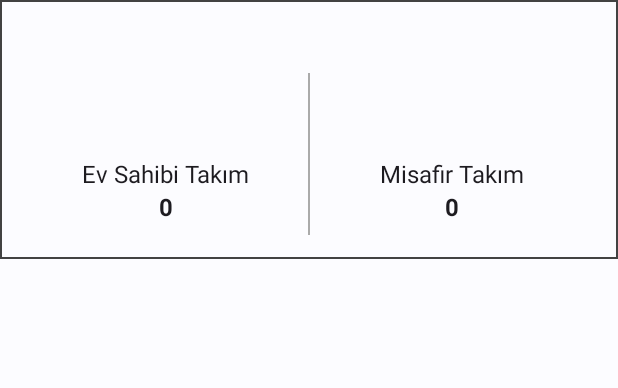
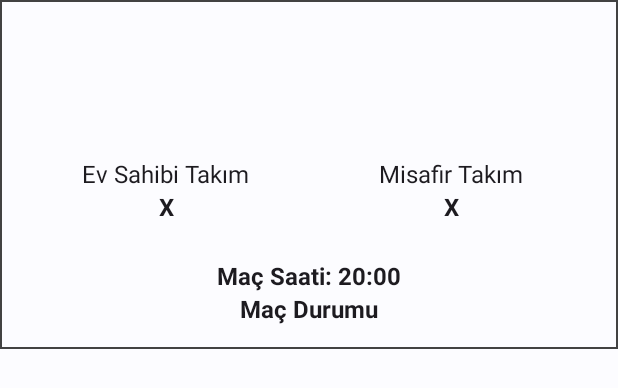
Before and after one commit to fatihkrkci/NinetyPlus, an Android app: the layout rv_matcheslistlayout.xml on its own in the app's theme, with its tools: preview values and no code run, on a phone screen of 412 x 824 dp. Shown: the top 388 px of the screen. Run offline under Robolectric (Android 15) with nearby library versions, the phone set to English and light mode, and no system bars; network calls fail.

Commit message:
called last 2 days matches

```diff
--- a/app/src/main/java/com/fatihkurekci/ninetyplus/client/ApiInterface.java
+++ b/app/src/main/java/com/fatihkurekci/ninetyplus/client/ApiInterface.java
@@ -4,9 +4,10 @@ import com.fatihkurekci.ninetyplus.data.response.MatchesListApiResponse;
 
 import retrofit2.Call;
 import retrofit2.http.GET;
+import retrofit2.http.Query;
 
 public interface ApiInterface {
 
     @GET("v4/matches")
-    Call<MatchesListApiResponse> getMatchList();
+    Call<MatchesListApiResponse> getMatchList(@Query("dateFrom") String dateFrom, @Query("dateTo") String dateTo);
 }
--- /dev/null
+++ b/app/src/main/java/com/fatihkurekci/ninetyplus/data/adapter/RVLeagueListAdapter.java
@@ -0,0 +1,4 @@
+package com.fatihkurekci.ninetyplus.data.adapter;
+
+public class RVLeagueListAdapter {
+}
--- a/app/src/main/java/com/fatihkurekci/ninetyplus/ui/fragment/HomeFragment.java
+++ b/app/src/main/java/com/fatihkurekci/ninetyplus/ui/fragment/HomeFragment.java
@@ -55,7 +55,7 @@ public class HomeFragment extends Fragment {
 
 
     public void populateServices() {
-        ApiClient.getClient().create(ApiInterface.class).getMatchList().enqueue(new Callback<MatchesListApiResponse>() {
+        ApiClient.getClient().create(ApiInterface.class).getMatchList("2024-05-18","2024-05-19").enqueue(new Callback<MatchesListApiResponse>() {
             @Override
             public void onResponse(Call<MatchesListApiResponse> call, Response<MatchesListApiResponse> response) {
                 if (response.isSuccessful()) {
--- a/app/src/main/res/layout/rv_matcheslistlayout.xml
+++ b/app/src/main/res/layout/rv_matcheslistlayout.xml
@@ -53,7 +53,7 @@
                 android:text="@string/home_team_title"
                 android:layout_gravity="center"/>
 
-            <!-- Gol sayısı -->
+            <!-- Ev sahibi takımın skoru -->
             <TextView
                 android:id="@+id/homeTeamScoreTextView"
                 android:layout_width="wrap_content"
@@ -61,16 +61,10 @@
                 android:textSize="16sp"
                 android:textStyle="bold"
                 style="@style/Base.Theme.NinetyPlus"
-                android:text="@string/default_score"
+                android:text="X"
                 android:layout_gravity="center"/>
+
         </LinearLayout>
-
-        <!-- Orta çizgi -->
-        <View
-            android:layout_width="1dp"
-            android:layout_height="match_parent"
-            style="@style/Base.Theme.NinetyPlus"
-            android:background="@android:color/darker_gray"/>
 
         <!-- Deplasman takım -->
         <LinearLayout
@@ -100,7 +94,7 @@
                 android:text="@string/away_team_title"
                 android:layout_gravity="center"/>
 
-            <!-- Gol sayısı -->
+            <!-- Deplasman takımın skoru -->
             <TextView
                 android:id="@+id/awayTeamScoreTextView"
                 android:layout_width="wrap_content"
@@ -108,8 +102,43 @@
                 android:textSize="16sp"
                 android:textStyle="bold"
                 style="@style/Base.Theme.NinetyPlus"
-                android:text="@string/default_score"
+                android:text="X"
                 android:layout_gravity="center"/>
+
+
         </LinearLayout>
     </LinearLayout>
+
+    <!-- Maç Bilgileri -->
+    <LinearLayout
+        android:layout_width="match_parent"
+        android:layout_height="wrap_content"
+        android:orientation="vertical"
+        style="@style/Base.Theme.NinetyPlus"
+        android:layout_marginTop="16dp">
+
+        <!-- Maç Saati -->
+        <TextView
+            android:id="@+id/matchTimeTextView"
+            android:layout_width="wrap_content"
+            android:layout_height="wrap_content"
+            android:textSize="16sp"
+            android:textStyle="bold"
+            style="@style/Base.Theme.NinetyPlus"
+            android:text="Maç Saati: 20:00"
+            android:layout_gravity="center"/>
+
+        <!-- Maç Durumu -->
+        <TextView
+            android:id="@+id/matchStatusTextView"
+            android:layout_width="wrap_content"
+            android:layout_height="wrap_content"
+            android:textSize="16sp"
+            android:textStyle="bold"
+            style="@style/Base.Theme.NinetyPlus"
+            android:text="Maç Durumu"
+            android:layout_gravity="center"/>
+
 </LinearLayout>
+
+</LinearLayout>
```
Also changed, not shown: app/src/main/java/com/fatihkurekci/ninetyplus/data/adapter/RVMatchListAdapter.java (+40 -2 lines), app/src/main/res/drawable/circle_gray.xml (added, +8 -0 lines), app/src/main/res/drawable/circle_green.xml (added, +8 -0 lines), app/src/main/res/drawable/circle_red.xml (added, +8 -0 lines).
